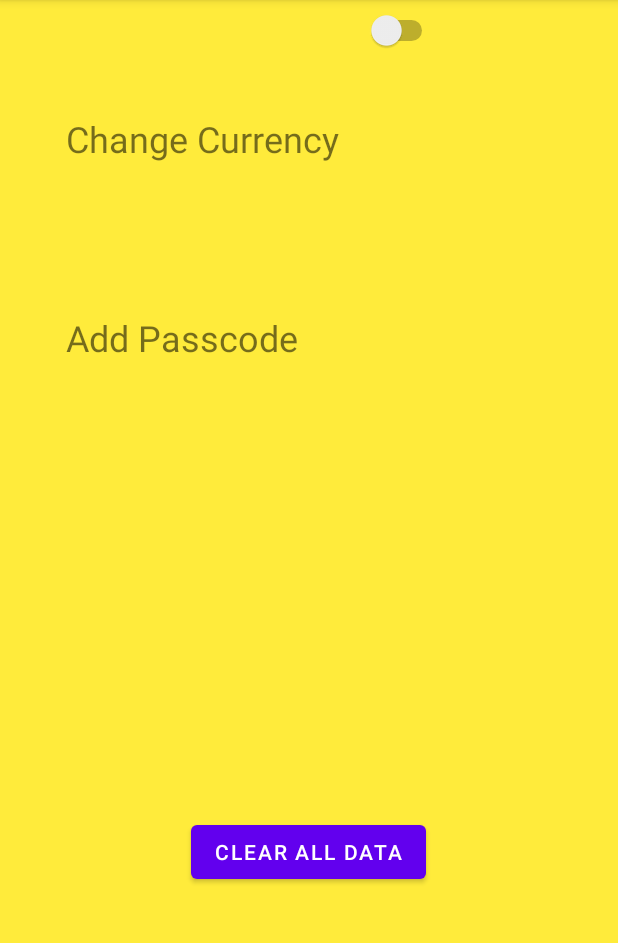
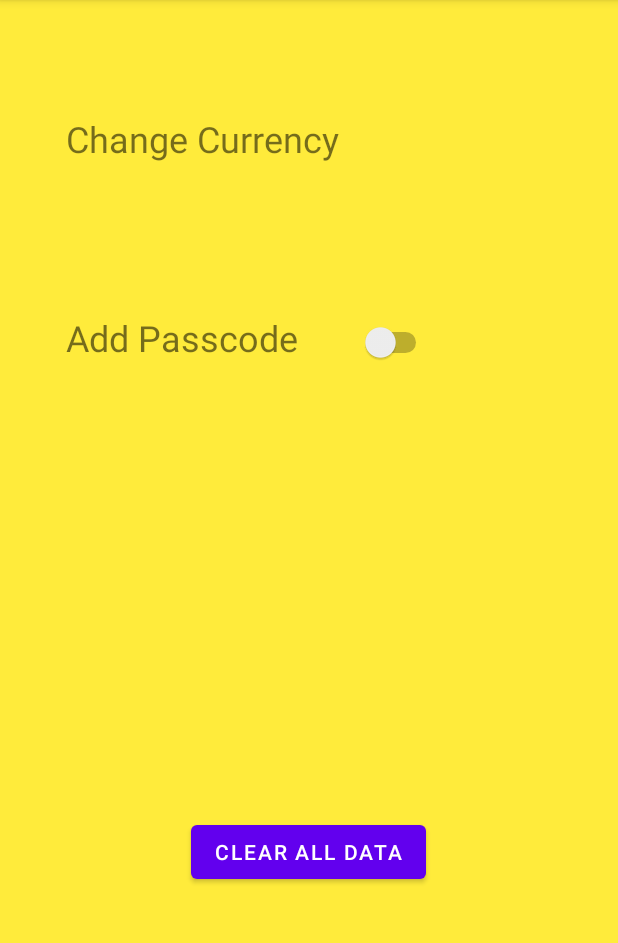
Before and after one commit to imohitsingh/Group-C-Final-Project, an Android app: the Settings screen opened directly, with no data from a screen before it, on a phone screen of 412 x 824 dp, the part 84-1027 px from its top. Run offline under Robolectric (Android 15) with nearby library versions, the phone set to English and light mode, and no system bars.

Commit message:
14/03/21 - Added Settings Activity

```diff
--- a/app/src/main/res/layout/activity_settings.xml
+++ b/app/src/main/res/layout/activity_settings.xml
@@ -44,7 +44,8 @@
         android:id="@+id/switch1"
         android:layout_width="65dp"
         android:layout_height="40dp"
-        android:layout_marginEnd="120dp"
+        android:layout_marginTop="208dp"
+        android:layout_marginEnd="124dp"
         app:layout_constraintEnd_toEndOf="parent"
-        tools:layout_editor_absoluteY="209dp" />
+        app:layout_constraintTop_toTopOf="parent" />
 </androidx.constraintlayout.widget.ConstraintLayout>
```
